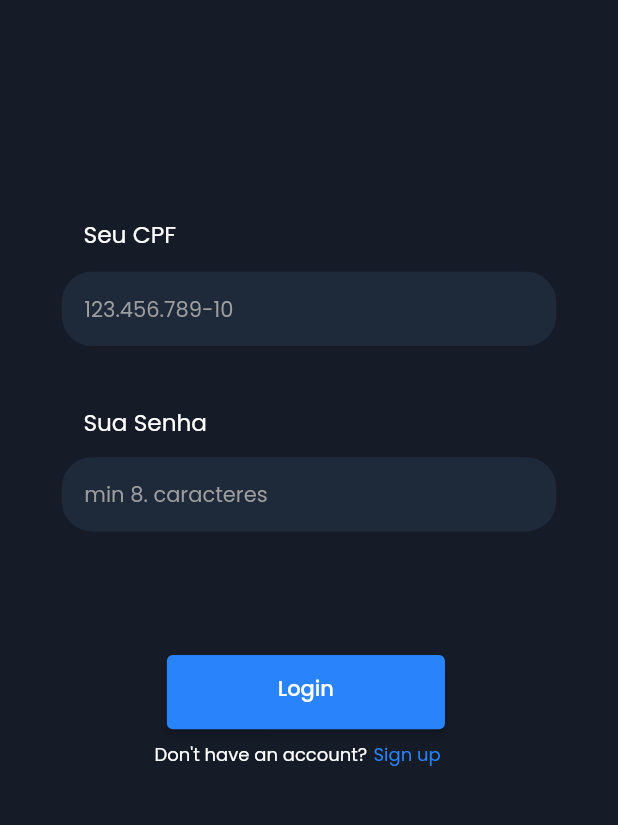
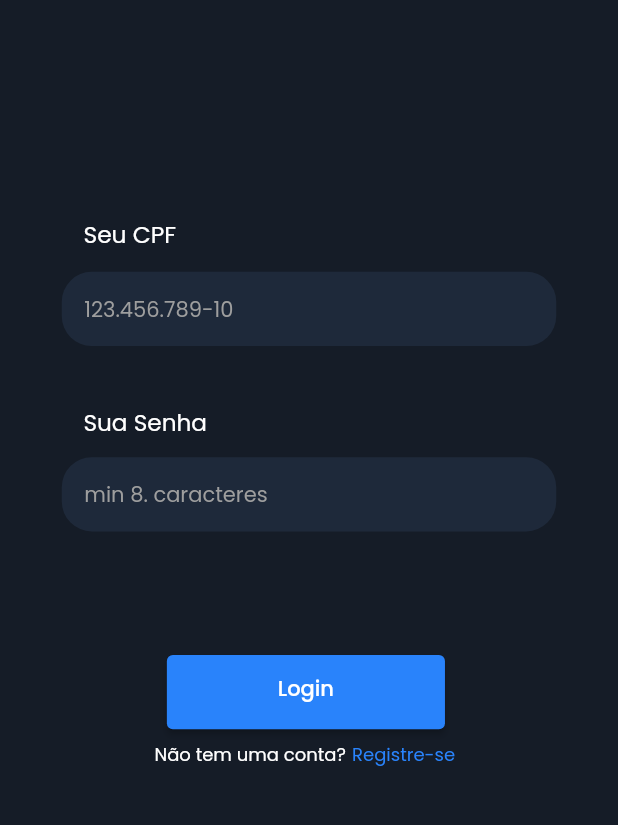
Before and after one commit to VitorLamego/WinX_Banking, a Flutter app: the screen it shows after launch, after a tap on "Login", on a phone screen of 412 x 824 dp, the part 272-1097 px from its top. Run offline on Flutter 3.47's test engine with Material 2 defaults, Android fonts, the light colour scheme and no system bars; our stand-ins replace dio, mask_text_input_formatter.

Commit message:
fix: changing english to portuguese in app

```diff
--- a/lib/views/initial/intial.dart
+++ b/lib/views/initial/intial.dart
@@ -107,7 +107,7 @@ class _InitialPageState extends State<InitialPage> {
                         child: Row(
                           children: [
                             const Text(
-                              "Don't have an account?",
+                              "Não tem uma conta?",
                               style: TextStyle(
                                   color: Colors.white,
                                   fontSize: 12,
@@ -118,7 +118,7 @@ class _InitialPageState extends State<InitialPage> {
                               margin: EdgeInsets.only(left: size.width * 0.01),
                               child: InkWell(
                                 child: const Text(
-                                  "Sign up",
+                                  "Registre-se",
                                   style: TextStyle(
                                       fontSize: 12,
                                       color: Color(0XFF2983FB),
--- a/lib/views/login/login.dart
+++ b/lib/views/login/login.dart
@@ -62,7 +62,7 @@ class _LoginPageState extends State<LoginPage> {
                         child: Row(
                           children: [
                             const Text(
-                              "Don't have an account?",
+                              "Não tem uma conta?",
                               style: TextStyle(
                                   color: Colors.white,
                                   fontSize: 12,
@@ -73,7 +73,7 @@ class _LoginPageState extends State<LoginPage> {
                               margin: EdgeInsets.only(left: size.width * 0.01),
                               child: InkWell(
                                 child: const Text(
-                                  "Sign up",
+                                  "Registre-se",
                                   style: TextStyle(
                                       fontSize: 12,
                                       color: Color(0XFF2983FB),
```
Also changed, not shown: lib/views/signup/signup.dart (added, +11 -0 lines).
